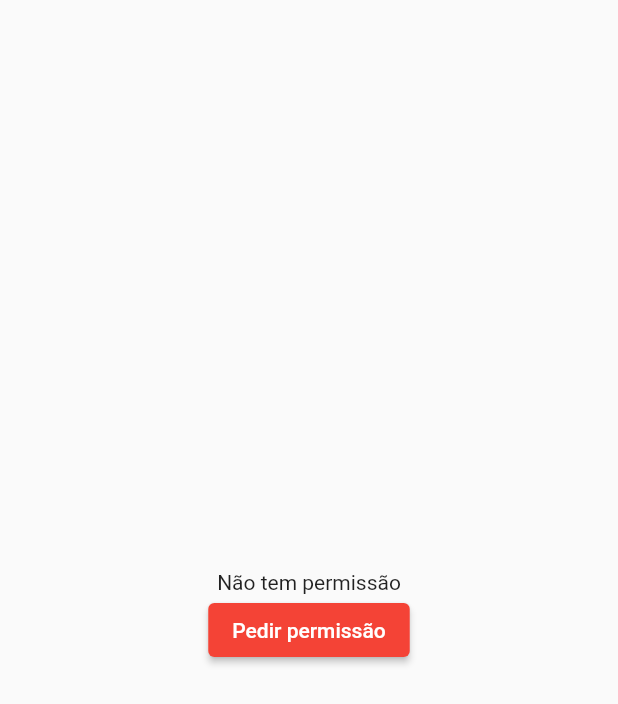
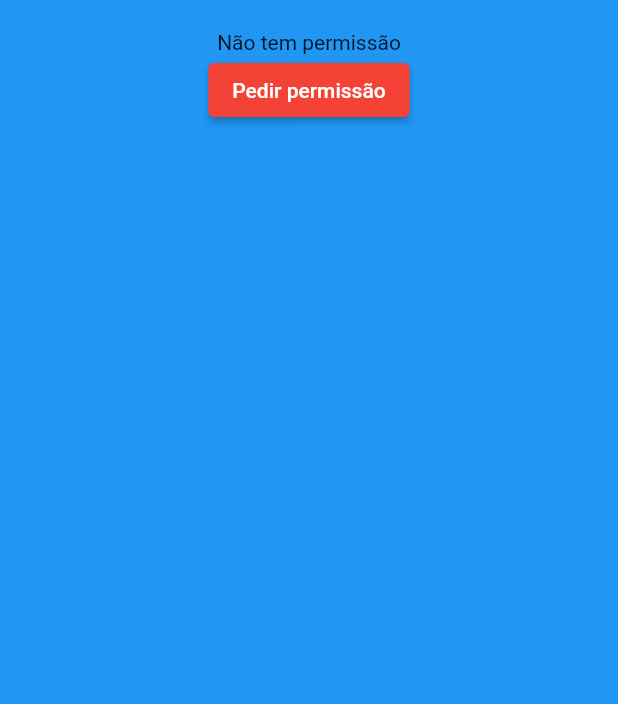
Before and after one commit to junioralvescosta/Weather-Forecast, a Flutter app: the screen it shows after launch, on a phone screen of 412 x 824 dp. Shown: the top 704 px of the screen. Run offline on Flutter 3.47's test engine with Material 2 defaults, Android fonts, the phone set to English and light mode, and no system bars; our stand-ins replace geocoding, geolocator.

Commit message:
Deixar visualização melhor

```diff
--- a/lib/home.dart
+++ b/lib/home.dart
@@ -12,11 +12,15 @@ class MyHomePage extends StatefulWidget {
 class _MyHomePageState extends State<MyHomePage> {
   bool isPermitted = false;
   String? locality;
+  String? coordinates;
 
   @override
   Widget build(BuildContext context) {
     return Scaffold(
-      body: Center(
+      backgroundColor: Colors.blue,
+      body: SafeArea(
+        child: Container(
+          padding: const EdgeInsets.all(20),
           child: Column(
             mainAxisSize: MainAxisSize.min,
             children: [
@@ -24,6 +28,7 @@ class _MyHomePageState extends State<MyHomePage> {
               _buildMostrarTextoCoordenadas(),
               _buildBotao(),
             ],
+          ),
         ),
       ),
     );
@@ -94,10 +99,14 @@ class _MyHomePageState extends State<MyHomePage> {
       position.longitude,
     );
 
-    if(placemarks.isNotEmpty) {
-      locality = placemarks[0].locality;
+    if (placemarks.isNotEmpty) {
+      final mark = placemarks[0];
+      print(mark);
+      locality = mark.subAdministrativeArea ?? '';
+      coordinates = 'Lat: ${position.latitude}, Lon: ${position.longitude}';
     } else {
       locality = '';
+      coordinates = '';
     }
 
     setState(() {});
@@ -108,6 +117,27 @@ class _MyHomePageState extends State<MyHomePage> {
       return Container();
     }
 
-    return Text(locality!);
+    return Padding(
+      padding: const EdgeInsets.all(20),
+      child: Column(
+        children: [
+          Text(
+            locality!,
+            style: const TextStyle(
+              color: Colors.white,
+              fontSize: 28,
+              fontWeight: FontWeight.bold,
+            ),
+          ),
+          Text(
+            coordinates!,
+            style: const TextStyle(
+              color: Colors.white,
+              fontSize: 14,
+            ),
+          ),
+        ],
+      ),
+    );
   }
 }
```
Lines whose indentation alone changed are shown as unchanged.
